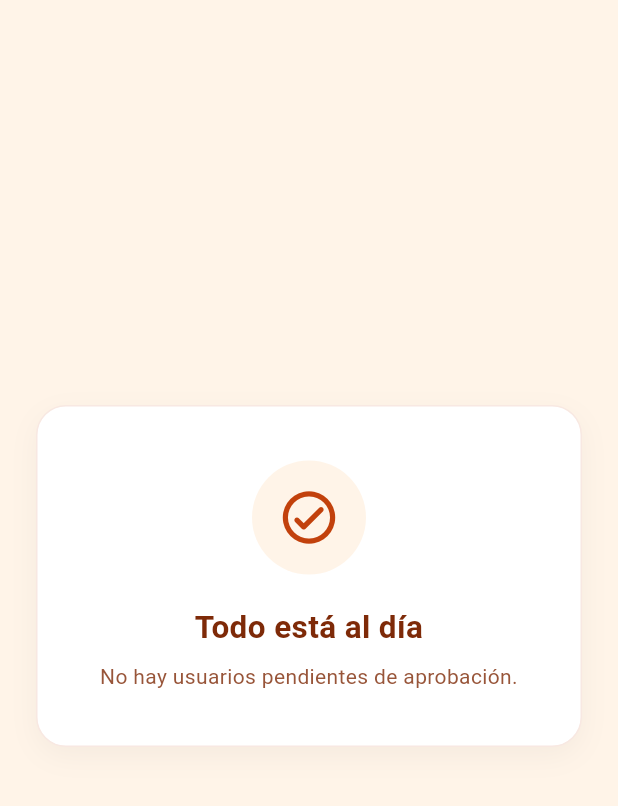
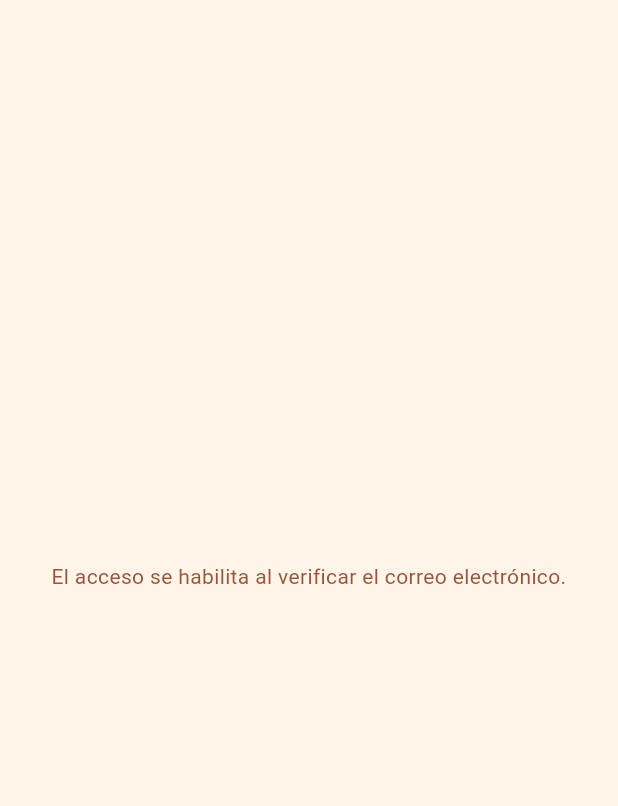
Before and after one commit to MarCarELiDaA/plataforma-clubes-deportivos, a Flutter app: the AdminScreen screen opened directly, on a phone screen of 412 x 824 dp, the part 84-890 px from its top. Run offline on Flutter 3.47's test engine with Material 3 defaults, Android fonts, the phone set to English and light mode, and no system bars; our stand-ins replace cloud_firestore, connectivity_plus, firebase_auth, firebase_core, flutter_local_notifications, google_sign_in and 2 more; accounts and stored records are empty.

Commit message:
Desactivar aprobacion manual y mantener verificacion de correo

```diff
--- a/lib/config/club/club_config_actual.dart
+++ b/lib/config/club/club_config_actual.dart
@@ -74,6 +74,7 @@ class ClubConfigActual {
     ),
 
     modulos: {
+      'userApproval': false,
       'reservations': true,
       'payments': false,
       'wallet': true,
--- a/lib/models/club/club_config.dart
+++ b/lib/models/club/club_config.dart
@@ -110,6 +110,8 @@ class ClubConfig {
     return modulos[modulo] ?? false;
   }
 
+  bool get requiereAprobacionUsuarios => modulos['userApproval'] ?? true;
+
   String imagen(String clave) {
     return imagenes[clave] ?? '';
   }
--- a/lib/screens/admin_screen.dart
+++ b/lib/screens/admin_screen.dart
@@ -243,7 +243,8 @@ class _AdminScreenState extends State<AdminScreen> {
                 label: const Text('Gestión de saldos')),
             ]),
           ),
-        Expanded(child: LayoutBuilder(
+        Expanded(child: AppConfig.club.requiereAprobacionUsuarios
+          ? LayoutBuilder(
         builder: (context, constraints) {
           final maxWidth = constraints.maxWidth > 1050
               ? 1050.0
@@ -305,6 +306,15 @@ class _AdminScreenState extends State<AdminScreen> {
             },
           );
         },
+      ) : Center(
+        child: Padding(
+          padding: const EdgeInsets.all(20),
+          child: Text(
+            'El acceso se habilita al verificar el correo electrónico.',
+            textAlign: TextAlign.center,
+            style: TextStyle(color: _textSecondary),
+          ),
+        ),
       )),
       ]),
     );
--- a/lib/screens/login_screen.dart
+++ b/lib/screens/login_screen.dart
@@ -122,7 +122,8 @@ class _LoginScreenState extends State<LoginScreen> {
 
         if (!mounted) return;
 
-        if (status == 'approved') {
+        if (status == 'approved' ||
+            (!AppConfig.club.requiereAprobacionUsuarios && status != null)) {
           await _finishLogin();
         } else {
           await _authService.signOut();
@@ -214,7 +215,8 @@ class _LoginScreenState extends State<LoginScreen> {
 
       if (!mounted) return;
 
-      if (status != 'approved') {
+      if (status == null ||
+          (AppConfig.club.requiereAprobacionUsuarios && status != 'approved')) {
         await _authService.signOut();
 
         if (!mounted) return;
--- a/lib/screens/register_screen.dart
+++ b/lib/screens/register_screen.dart
@@ -176,7 +176,7 @@ class _RegisterScreenState extends State<RegisterScreen> {
         versionPrivacidad: LegalConfig.versionPrivacidad,
       );
 
-      await createdUser.sendEmailVerification();
+      await _authService.sendEmailVerification();
 
       await FirebaseAuth.instance.signOut();
 
--- a/lib/services/auth_service.dart
+++ b/lib/services/auth_service.dart
@@ -54,7 +54,8 @@ class AuthService {
     // La configuración del club determina los datos iniciales
     // del administrador durante el registro.
     String finalRole = role;
-    String finalStatus = 'pending';
+    String finalStatus = AppConfig.club.requiereAprobacionUsuarios
+        ? 'pending' : 'approved';
 
     if (AppConfig.esAdministrador(email)) {
       finalRole = 'admin';
@@ -100,7 +101,10 @@ class AuthService {
 
     if (user != null && !user.emailVerified) {
       try {
+        await _auth.setLanguageCode('es');
         await user.sendEmailVerification();
+      } on FirebaseAuthException {
+        rethrow;
       } catch (e) {
         throw Exception('Error al enviar email de verificación: $e');
       }
```
